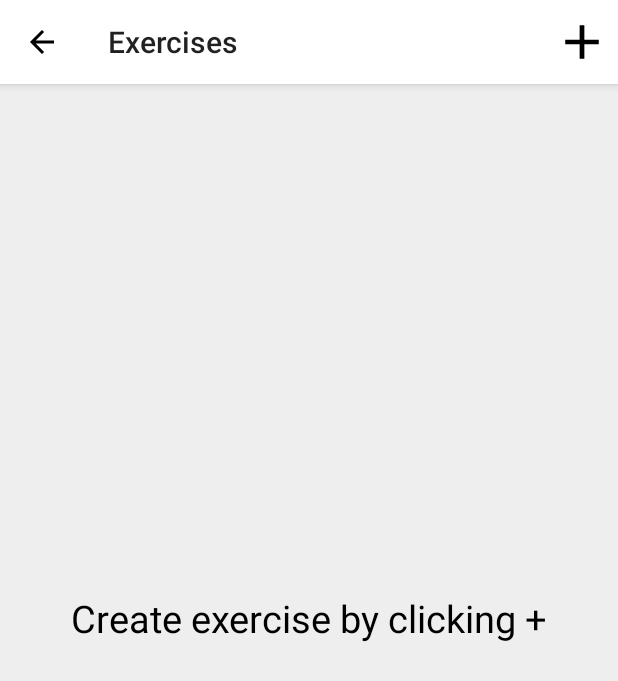
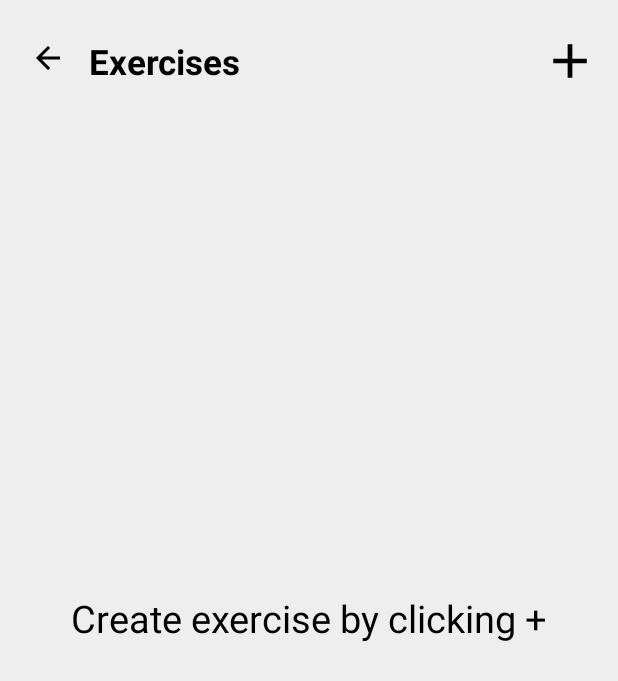
Before and after one commit to Kobietka/TrainingTimer, an Android app: the ExercisesFragment screen opened through its navigation route, on a phone screen of 412 x 824 dp. Shown: the top 681 px of the screen. Run offline under Robolectric (Android 15) with nearby library versions, the phone set to English and light mode, and no system bars; our stand-ins replace Dagger/Hilt's generated code, Room's generated code, RxJava.

Commit message:
Change top app bar in fragment_exercises

```diff
--- a/app/src/main/res/layout/fragment_exercises.xml
+++ b/app/src/main/res/layout/fragment_exercises.xml
@@ -7,29 +7,11 @@
     android:id="@+id/fragment_exercises"
     android:background="@color/surface">
 
-    <com.google.android.material.appbar.AppBarLayout
-        android:layout_width="match_parent"
-        android:layout_height="wrap_content"
-        android:id="@+id/exercises_app_bar_layout">
-
-        <com.google.android.material.appbar.MaterialToolbar
-            android:id="@+id/topAppBar"
-            android:background="@android:color/white"
-            android:layout_width="match_parent"
-            app:navigationIcon="@drawable/ic_back_arrow"
-            android:layout_height="?attr/actionBarSize"
-            app:title="@string/fragment_main_exercises_text"
-            app:menu="@menu/exercises_top_app_bar" />
-
-    </com.google.android.material.appbar.AppBarLayout>
-
-
     <RelativeLayout
-        android:id="@+id/fragment_exercises_bar"
+        android:id="@+id/fragment_exercises_app_bar"
         android:layout_width="match_parent"
         android:layout_height="wrap_content"
         android:layout_marginTop="25dp"
-        android:visibility="gone"
         android:layout_marginStart="20dp"
         android:layout_marginEnd="20dp">
 
@@ -74,7 +56,7 @@
 
     <androidx.recyclerview.widget.RecyclerView
         android:id="@+id/fragment_exercises_rv"
-        android:layout_below="@+id/exercises_app_bar_layout"
+        android:layout_below="@+id/fragment_exercises_app_bar"
         android:layout_width="match_parent"
         android:layout_height="match_parent"
         android:layout_marginStart="20dp"
```
